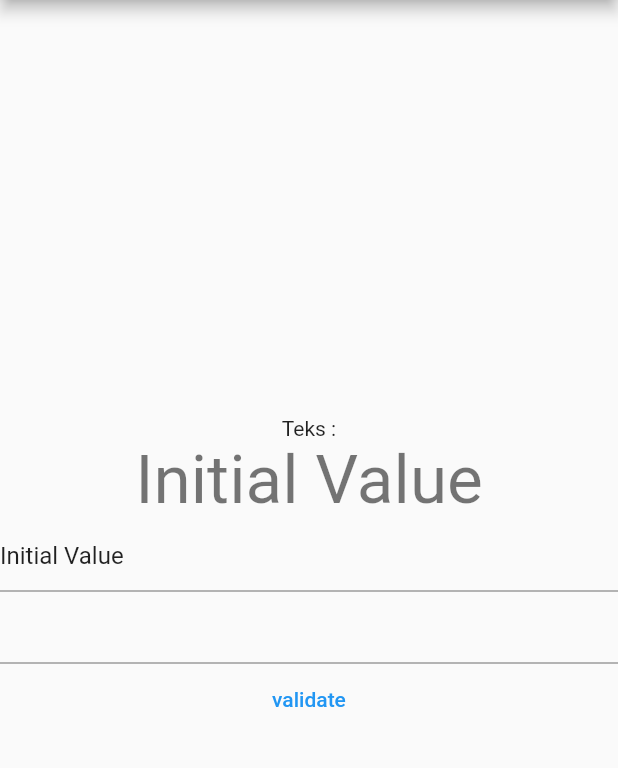
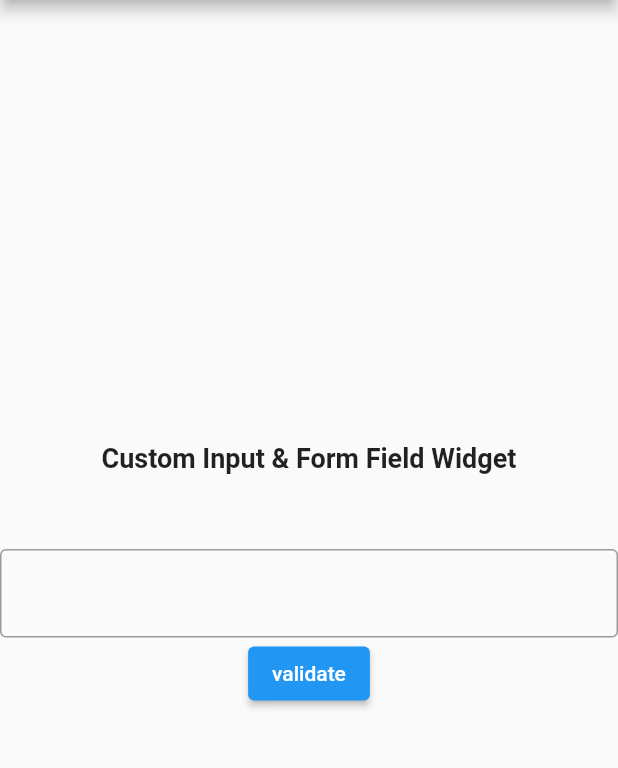
Before and after one commit to hhidayatinc/flutter-fundamental-part3, a Flutter app: the screen it shows after launch, after a tap on "validate", on a phone screen of 412 x 824 dp, the part 84-852 px from its top. Run offline on Flutter 3.47's test engine with Material 2 defaults, Android fonts, the phone set to English and light mode, and no system bars.

```diff
--- /dev/null
+++ b/lib/input_fields.dart
@@ -0,0 +1,90 @@
+import 'package:flutter/material.dart';
+import 'package:flutter/services.dart';
+
+class VerificationCodeInput extends StatefulWidget {
+  final BorderSide borderSide;
+  final void Function(String)? onChanged;
+  final TextEditingController? controller;
+
+  const VerificationCodeInput({
+    Key? key,
+    this.controller,
+    this.borderSide = const BorderSide(),
+    this.onChanged,
+  }) : super(key: key);
+
+  @override
+  _VerificationCodeInputState createState() => _VerificationCodeInputState();
+}
+
+class _VerificationCodeInputState extends State<VerificationCodeInput> {
+  @override
+  Widget build(BuildContext context) {
+    return TextField(
+      controller: widget.controller,
+      inputFormatters: [
+        FilteringTextInputFormatter.allow(RegExp("[0-9]")),
+        LengthLimitingTextInputFormatter(6),
+      ],
+      textAlign: TextAlign.center,
+      decoration: InputDecoration(
+        border: OutlineInputBorder(
+          borderSide: widget.borderSide,
+        ),
+      ),
+      keyboardType: TextInputType.number,
+      onChanged: widget.onChanged,
+    );
+  }
+}
+
+/// FormField version of the VerificationCodeInput widget
+class VerificationCodeFormField extends FormField<String> {
+  final TextEditingController controller;
+
+  VerificationCodeFormField({
+    Key? key,
+    FormFieldSetter<String>? onSaved,
+    required this.controller,
+    FormFieldValidator<String>? validator,
+  }) : super(
+          key: key,
+          validator: validator,
+          builder: (FormFieldState<String> field) {
+            _VerificationCodeFormFieldState state = field as _VerificationCodeFormFieldState;
+            return VerificationCodeInput(
+              controller: state._controller,
+            );
+          },
+        );
+
+  @override
+  FormFieldState<String> createState() => _VerificationCodeFormFieldState();
+}
+
+class _VerificationCodeFormFieldState extends FormFieldState<String> {
+  final TextEditingController _controller = TextEditingController(text: "");
+
+  @override
+  void initState() {
+    super.initState();
+
+    _controller.addListener(_controllerChanged);
+  }
+
+  @override
+  void reset() {
+    super.reset();
+    _controller.text = "";
+  }
+
+  void _controllerChanged() {
+    didChange(_controller.text);
+  }
+
+  @override
+  void dispose() {
+    _controller.removeListener(_controllerChanged);
+    super.dispose();
+  }
+}
--- a/lib/main.dart
+++ b/lib/main.dart
@@ -1,6 +1,7 @@
 import 'package:flutter/material.dart';
 import 'package:flutter_fundamental_3/forms.dart';
 import 'package:flutter_fundamental_3/image_widget.dart';
+import 'package:flutter_fundamental_3/input_fields.dart';
 
 void main() {
   runApp(const MyApp());
@@ -51,6 +52,8 @@ class MyHomePage extends StatefulWidget {
 
 class _MyHomePageState extends State<MyHomePage> {
   int _counter = 0;
+  final TextEditingController _controller = TextEditingController.fromValue(
+      const TextEditingValue(text: "isi angka saja"));
 
   void _incrementCounter() {
     setState(() {
@@ -99,21 +102,31 @@ class _MyHomePageState extends State<MyHomePage> {
             // horizontal).
             mainAxisAlignment: MainAxisAlignment.center,
             children: <Widget>[
-              // const Text('You have pushed the button this many times:'),
-              // Text(
-              //   '$_counter',
-              //   style: Theme.of(context).textTheme.headline4,
-              // ),
-              const FormContoh()
+              const Text("Custom Input & Form Field Widget", style: TextStyle(fontSize: 18, fontWeight: FontWeight.bold),),
+              const SizedBox(height: 50,),
+              Form(
+                  child: Column(
+                mainAxisSize: MainAxisSize.min,
+                children: <Widget>[
+                  VerificationCodeFormField(controller: _controller),
+                  Builder(
+                    builder: (BuildContext subContext) => ElevatedButton(
+                      onPressed: () {
+                        final valid = Form.of(subContext)?.validate();
+                        if (valid != null) {
+                          print("valid: $valid");
+                        }
+                      },
+                      child: const Text("validate"),
+                    ),
+                  )
+                ],
+              ))
             ],
           ),
         ),
       ),
-      // floatingActionButton: FloatingActionButton(
-      //   onPressed: () {},
-      //   tooltip: 'Increment',
-      //   child: const Icon(Icons.add),
-      // ), // This trailing comma makes auto-formatting nicer for build methods.
+      // This trailing comma makes auto-formatting nicer for build methods.
     );
   }
 }
```
Also changed, not shown: images/Praktikum3_1.png (added), images/Praktikum3_2.png (added), images/Praktikum3_3.png (added), 1 other file.
